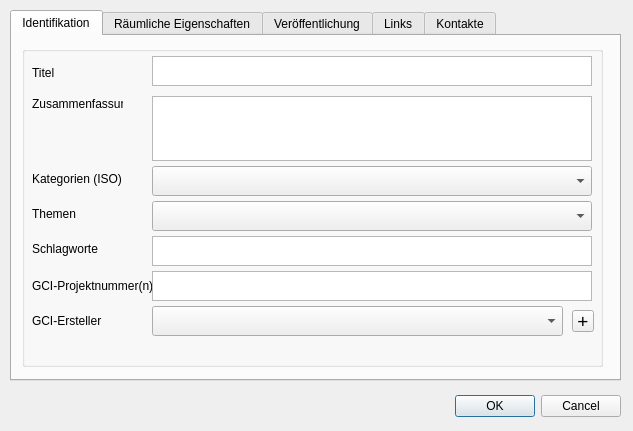
Qt form pg_metadata/resources/ui/edit_metadata_dialog.ui (effjot/qgis-pgmetadata-plugin) before a commit.
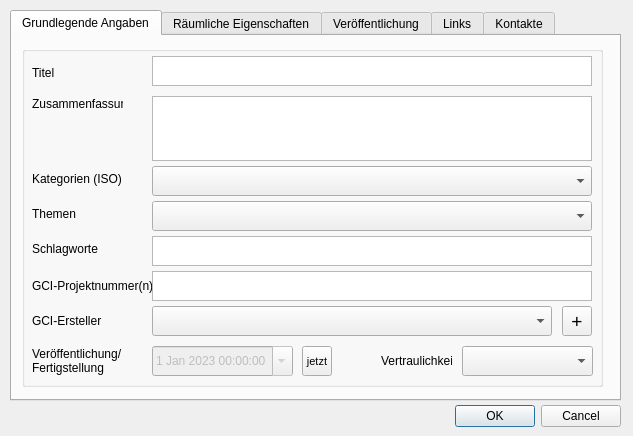
The same form after that commit. Custom widgets are drawn as their Qt base class.

Commit message: Edit dialog: publication date, confidentiality

```diff
--- a/pg_metadata/resources/ui/edit_metadata_dialog.ui
+++ b/pg_metadata/resources/ui/edit_metadata_dialog.ui
@@ -7,7 +7,7 @@
     <x>0</x>
     <y>0</y>
     <width>633</width>
-    <height>431</height>
+    <height>436</height>
    </rect>
   </property>
   <property name="windowTitle">
@@ -17,7 +17,7 @@
    <property name="geometry">
     <rect>
      <x>450</x>
-     <y>390</y>
+     <y>400</y>
      <width>171</width>
      <height>32</height>
     </rect>
@@ -35,7 +35,7 @@
      <x>10</x>
      <y>10</y>
      <width>611</width>
-     <height>371</height>
+     <height>391</height>
     </rect>
    </property>
    <property name="currentIndex">
@@ -43,7 +43,7 @@
    </property>
    <widget class="QWidget" name="important_metadata">
     <attribute name="title">
-     <string>Identifikation</string>
+     <string>Grundlegende Angaben</string>
     </attribute>
     <widget class="QGroupBox" name="groupBox">
      <property name="geometry">
@@ -51,7 +51,7 @@
        <x>10</x>
        <y>10</y>
        <width>581</width>
-       <height>321</height>
+       <height>341</height>
       </rect>
      </property>
      <property name="title">
@@ -249,7 +249,7 @@
        <rect>
         <x>130</x>
         <y>260</y>
-        <width>411</width>
+        <width>400</width>
         <height>30</height>
        </rect>
       </property>
@@ -257,10 +257,10 @@
      <widget class="QToolButton" name="btn_creator_add">
       <property name="geometry">
        <rect>
-        <x>550</x>
-        <y>264</y>
-        <width>22</width>
-        <height>22</height>
+        <x>540</x>
+        <y>260</y>
+        <width>30</width>
+        <height>30</height>
        </rect>
       </property>
       <property name="font">
@@ -275,6 +275,90 @@
        <string>+</string>
       </property>
      </widget>
+     <widget class="QLabel" name="label_22">
+      <property name="geometry">
+       <rect>
+        <x>10</x>
+        <y>300</y>
+        <width>121</width>
+        <height>30</height>
+       </rect>
+      </property>
+      <property name="text">
+       <string>Veröffentlichung/
+Fertigstellung</string>
+      </property>
+     </widget>
+     <widget class="QDateTimeEdit" name="dattim_publ">
+      <property name="enabled">
+       <bool>false</bool>
+      </property>
+      <property name="geometry">
+       <rect>
+        <x>130</x>
+        <y>300</y>
+        <width>141</width>
+        <height>30</height>
+       </rect>
+      </property>
+      <property name="date">
+       <date>
+        <year>2023</year>
+        <month>1</month>
+        <day>1</day>
+       </date>
+      </property>
+      <property name="calendarPopup">
+       <bool>true</bool>
+      </property>
+     </widget>
+     <widget class="QLabel" name="label_23">
+      <property name="geometry">
+       <rect>
+        <x>359</x>
+        <y>300</y>
+        <width>71</width>
+        <height>30</height>
+       </rect>
+      </property>
+      <property name="text">
+       <string>Vertraulichkeit</string>
+      </property>
+     </widget>
+     <widget class="QComboBox" name="cmb_confidentiality">
+      <property name="geometry">
+       <rect>
+        <x>440</x>
+        <y>300</y>
+        <width>131</width>
+        <height>30</height>
+       </rect>
+      </property>
+      <property name="toolTip">
+       <string/>
+      </property>
+     </widget>
+     <widget class="QToolButton" name="btn_datetime_now">
+      <property name="geometry">
+       <rect>
+        <x>280</x>
+        <y>300</y>
+        <width>30</width>
+        <height>30</height>
+       </rect>
+      </property>
+      <property name="font">
+       <font>
+        <pointsize>8</pointsize>
+       </font>
+      </property>
+      <property name="toolTip">
+       <string>Zeitstempel auf jetzt setzen</string>
+      </property>
+      <property name="text">
+       <string>jetzt</string>
+      </property>
+     </widget>
     </widget>
    </widget>
    <widget class="QWidget" name="spatial_properties">
```
Left out of the diff: 21 changed lines with no effect on the pictures. The commit also changes 1 other file.
